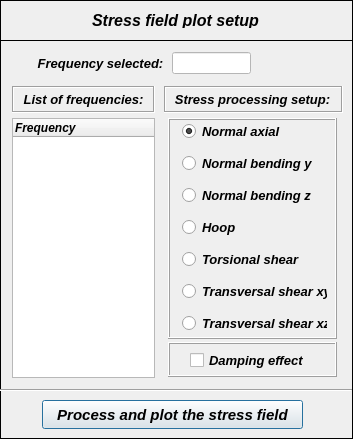
Qt form pulse/uix/user_input/ui/Plots/Results/Structural/plotStressFieldInput.ui (open-pulse/OpenPulse) before a commit.
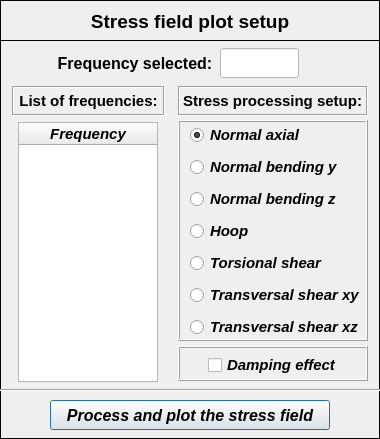
The same form after that commit. Icons and pictures are not drawn.

What changed in the file:
```diff
--- a/pulse/uix/user_input/ui/Plots/Results/Structural/plotStressFieldInput.ui
+++ b/pulse/uix/user_input/ui/Plots/Results/Structural/plotStressFieldInput.ui
@@ -9,7 +9,7 @@
    <rect>
     <x>0</x>
     <y>0</y>
-    <width>353</width>
+    <width>380</width>
     <height>439</height>
    </rect>
   </property>
@@ -21,14 +21,14 @@
   </property>
   <property name="minimumSize">
    <size>
-    <width>353</width>
+    <width>380</width>
     <height>439</height>
    </size>
   </property>
   <property name="maximumSize">
    <size>
-    <width>353</width>
-    <height>800</height>
+    <width>380</width>
+    <height>439</height>
    </size>
   </property>
   <property name="contextMenuPolicy">
@@ -49,7 +49,7 @@
     <rect>
      <x>0</x>
      <y>0</y>
-     <width>357</width>
+     <width>391</width>
      <height>445</height>
     </rect>
    </property>
@@ -63,7 +63,7 @@
      <rect>
       <x>0</x>
       <y>0</y>
-      <width>353</width>
+      <width>380</width>
       <height>41</height>
      </rect>
     </property>
@@ -79,18 +79,18 @@
     <widget class="QLabel" name="label">
      <property name="geometry">
       <rect>
-       <x>52</x>
-       <y>12</y>
-       <width>247</width>
-       <height>16</height>
+       <x>50</x>
+       <y>6</y>
+       <width>280</width>
+       <height>30</height>
       </rect>
      </property>
      <property name="font">
       <font>
        <family>Arial</family>
-       <pointsize>12</pointsize>
+       <pointsize>14</pointsize>
        <weight>75</weight>
-       <italic>true</italic>
+       <italic>false</italic>
        <bold>true</bold>
       </font>
      </property>
@@ -110,10 +110,22 @@
      <rect>
       <x>0</x>
       <y>40</y>
-      <width>353</width>
+      <width>380</width>
       <height>399</height>
      </rect>
     </property>
+    <property name="minimumSize">
+     <size>
+      <width>380</width>
+      <height>0</height>
+     </size>
+    </property>
+    <property name="maximumSize">
+     <size>
+      <width>380</width>
+      <height>16777215</height>
+     </size>
+    </property>
     <property name="frameShape">
      <enum>QFrame::Box</enum>
     </property>
@@ -123,16 +135,28 @@
     <widget class="QPushButton" name="pushButton_plot">
      <property name="geometry">
       <rect>
-       <x>42</x>
+       <x>50</x>
        <y>360</y>
-       <width>261</width>
-       <height>29</height>
+       <width>280</width>
+       <height>30</height>
       </rect>
      </property>
+     <property name="minimumSize">
+      <size>
+       <width>0</width>
+       <height>30</height>
+      </size>
+     </property>
+     <property name="maximumSize">
+      <size>
+       <width>16777215</width>
+       <height>30</height>
+      </size>
+     </property>
      <property name="font">
       <font>
        <family>Arial</family>
-       <pointsize>11</pointsize>
+       <pointsize>12</pointsize>
        <weight>75</weight>
        <italic>true</italic>
        <bold>true</bold>
@@ -145,18 +169,30 @@
     <widget class="QLabel" name="label_2">
      <property name="geometry">
       <rect>
-       <x>34</x>
-       <y>14</y>
-       <width>133</width>
-       <height>19</height>
+       <x>50</x>
+       <y>8</y>
+       <width>170</width>
+       <height>30</height>
       </rect>
      </property>
+     <property name="minimumSize">
+      <size>
+       <width>170</width>
+       <height>30</height>
+      </size>
+     </property>
+     <property name="maximumSize">
+      <size>
+       <width>170</width>
+       <height>30</height>
+      </size>
+     </property>
      <property name="font">
       <font>
        <family>Arial</family>
-       <pointsize>10</pointsize>
+       <pointsize>12</pointsize>
        <weight>75</weight>
-       <italic>true</italic>
+       <italic>false</italic>
        <bold>true</bold>
       </font>
      </property>
@@ -173,10 +209,10 @@
      </property>
      <property name="geometry">
       <rect>
-       <x>172</x>
-       <y>12</y>
+       <x>220</x>
+       <y>8</y>
        <width>79</width>
-       <height>22</height>
+       <height>30</height>
       </rect>
      </property>
      <property name="palette">
@@ -187,7 +223,7 @@
           <color alpha="255">
            <red>0</red>
            <green>0</green>
-           <blue>0</blue>
+           <blue>255</blue>
           </color>
          </brush>
         </colorrole>
@@ -214,7 +250,7 @@
           <color alpha="255">
            <red>0</red>
            <green>0</green>
-           <blue>0</blue>
+           <blue>255</blue>
           </color>
          </brush>
         </colorrole>
@@ -223,7 +259,7 @@
           <color alpha="255">
            <red>0</red>
            <green>0</green>
-           <blue>0</blue>
+           <blue>255</blue>
           </color>
          </brush>
         </colorrole>
@@ -252,7 +288,7 @@
           <color alpha="255">
            <red>0</red>
            <green>0</green>
-           <blue>0</blue>
+           <blue>255</blue>
           </color>
          </brush>
         </colorrole>
@@ -279,7 +315,7 @@
           <color alpha="255">
            <red>0</red>
            <green>0</green>
-           <blue>0</blue>
+           <blue>255</blue>
           </color>
          </brush>
         </colorrole>
@@ -288,7 +324,7 @@
           <color alpha="255">
            <red>0</red>
            <green>0</green>
-           <blue>0</blue>
+           <blue>255</blue>
           </color>
          </brush>
         </colorrole>
@@ -317,7 +353,7 @@
           <color alpha="255">
            <red>0</red>
            <green>0</green>
-           <blue>0</blue>
+           <blue>255</blue>
           </color>
          </brush>
         </colorrole>
@@ -344,7 +380,7 @@
           <color alpha="255">
            <red>0</red>
            <green>0</green>
-           <blue>0</blue>
+           <blue>255</blue>
           </color>
          </brush>
         </colorrole>
@@ -353,7 +389,7 @@
           <color alpha="255">
            <red>0</red>
            <green>0</green>
-           <blue>0</blue>
+           <blue>255</blue>
           </color>
          </brush>
         </colorrole>
@@ -381,14 +417,15 @@
      <property name="font">
       <font>
        <family>Arial</family>
-       <pointsize>10</pointsize>
+       <pointsize>11</pointsize>
        <weight>75</weight>
        <italic>true</italic>
        <bold>true</bold>
       </font>
      </property>
      <property name="styleSheet">
-      <string notr="true">background-color: rgb(255, 255, 255);</string>
+      <string notr="true">background-color: rgb(255, 255, 255);
+color: rgb(0, 0, 255);</string>
      </property>
      <property name="alignment">
       <set>Qt::AlignCenter</set>
@@ -399,10 +436,22 @@
       <rect>
        <x>12</x>
        <y>46</y>
-       <width>143</width>
-       <height>27</height>
+       <width>153</width>
+       <height>30</height>
       </rect>
      </property>
+     <property name="minimumSize">
+      <size>
+       <width>0</width>
+       <height>30</height>
+      </size>
+     </property>
+     <property name="maximumSize">
+      <size>
+       <width>16777215</width>
+       <height>30</height>
+      </size>
+     </property>
      <property name="frameShape">
       <enum>QFrame::Box</enum>
      </property>
@@ -415,18 +464,30 @@
      <widget class="QLabel" name="label_5">
       <property name="geometry">
        <rect>
-        <x>6</x>
-        <y>4</y>
-        <width>131</width>
-        <height>19</height>
+        <x>4</x>
+        <y>0</y>
+        <width>145</width>
+        <height>30</height>
        </rect>
       </property>
+      <property name="minimumSize">
+       <size>
+        <width>145</width>
+        <height>30</height>
+       </size>
+      </property>
+      <property name="maximumSize">
+       <size>
+        <width>145</width>
+        <height>30</height>
+       </size>
+      </property>
       <property name="font">
        <font>
         <family>Arial</family>
-        <pointsize>10</pointsize>
+        <pointsize>11</pointsize>
         <weight>75</weight>
-        <italic>true</italic>
+        <italic>false</italic>
         <bold>true</bold>
        </font>
       </property>
@@ -444,45 +505,60 @@
     <widget class="QTreeWidget" name="treeWidget_list_frequencies">
      <property name="geometry">
       <rect>
-       <x>12</x>
-       <y>78</y>
-       <width>143</width>
+       <x>18</x>
+       <y>82</y>
+       <width>140</width>
        <height>260</height>
       </rect>
      </property>
      <property name="minimumSize">
       <size>
-       <width>143</width>
+       <width>140</width>
        <height>260</height>
       </size>
      </property>
      <property name="maximumSize">
       <size>
-       <width>143</width>
+       <width>140</width>
        <height>260</height>
       </size>
      </property>
      <property name="font">
       <font>
        <family>Arial</family>
-       <pointsize>9</pointsize>
+       <pointsize>10</pointsize>
        <weight>75</weight>
        <italic>true</italic>
        <bold>true</bold>
       </font>
      </property>
+     <property name="indentation">
+      <number>0</number>
+     </property>
      <column>
       <property name="text">
        <string notr="true">Frequency</string>
       </property>
+      <property name="font">
+       <font>
+        <family>Arial</family>
+        <pointsize>11</pointsize>
+        <weight>75</weight>
+        <italic>true</italic>
+        <bold>true</bold>
+       </font>
+      </property>
+      <property name="textAlignment">
+       <set>AlignCenter</set>
+      </property>
      </column>
     </widget>
     <widget class="QFrame" name="frame_7">
      <property name="geometry">
       <rect>
-       <x>168</x>
-       <y>78</y>
-       <width>169</width>
+       <x>178</x>
+       <y>80</y>
+       <width>190</width>
        <height>221</height>
       </rect>
      </property>
@@ -495,9 +571,9 @@
      <widget class="QWidget" name="verticalLayoutWidget">
       <property name="geometry">
        <rect>
-        <x>14</x>
-        <y>4</y>
-        <width>153</width>
+        <x>12</x>
+        <y>6</y>
+        <width>172</width>
         <height>212</height>
        </rect>
       </property>
@@ -509,20 +585,20 @@
         <widget class="QRadioButton" name="radioButton_normal_axial">
          <property name="minimumSize">
           <size>
-           <width>145</width>
+           <width>170</width>
            <height>18</height>
           </size>
          </property>
          <property name="maximumSize">
           <size>
-           <width>145</width>
+           <width>170</width>
            <height>18</height>
           </size>
          </property>
          <property name="font">
           <font>
            <family>Arial</family>
-           <pointsize>10</pointsize>
+           <pointsize>11</pointsize>
            <weight>75</weight>
            <italic>true</italic>
            <bold>true</bold>
@@ -540,20 +616,20 @@
         <widget class="QRadioButton" name="radioButton_normal_bending_y">
          <property name="minimumSize">
           <size>
-           <width>145</width>
+           <width>170</width>
            <height>18</height>
           </size>
          </property>
          <property name="maximumSize">
           <size>
-           <width>145</width>
+           <width>170</width>
            <height>18</height>
           </size>
          </property>
          <property name="font">
           <font>
            <family>Arial</family>
-           <pointsize>10</pointsize>
+           <pointsize>11</pointsize>
            <weight>75</weight>
            <italic>true</italic>
            <bold>true</bold>
@@ -568,20 +644,20 @@
         <widget class="QRadioButton" name="radioButton_normal_bending_z">
          <property name="minimumSize">
           <size>
-           <width>145</width>
+           <width>170</width>
            <height>18</height>
           </size>
          </property>
          <property name="maximumSize">
           <size>
-           <width>145</width>
+           <width>170</width>
            <height>18</height>
           </size>
          </property>
          <property name="font">
           <font>
            <family>Arial</family>
-           <pointsize>10</pointsize>
+           <pointsize>11</pointsize>
            <weight>75</weight>
            <italic>true</italic>
            <bold>true</bold>
@@ -596,20 +672,20 @@
         <widget class="QRadioButton" name="radioButton_hoop">
          <property name="minimumSize">
           <size>
-           <width>145</width>
+           <width>170</width>
            <height>18</height>
           </size>
          </property>
          <property name="maximumSize">
           <size>
-           <width>145</width>
+           <width>170</width>
            <height>18</height>
           </size>
          </property>
          <property name="font">
           <font>
            <family>Arial</family>
-           <pointsize>10</pointsize>
+           <pointsize>11</pointsize>
            <weight>75</weight>
            <italic>true</italic>
            <bold>true</bold>
@@ -624,20 +700,20 @@
         <widget class="QRadioButton" name="radioButton_torsional_shear">
          <property name="minimumSize">
           <size>
-           <width>145</width>
+           <width>170</width>
            <height>18</height>
           </size>
          </property>
          <property name="maximumSize">
           <size>
-           <width>145</width>
+           <width>170</width>
            <height>18</height>
           </size>
          </property>
          <property name="font">
           <font>
            <family>Arial</family>
-           <pointsize>10</pointsize>
+           <pointsize>11</pointsize>
            <weight>75</weight>
            <italic>true</italic>
            <bold>true</bold>
@@ -652,20 +728,20 @@
         <widget class="QRadioButton" name="radioButton_transv_shear_xy">
          <property name="minimumSize">
           <size>
-           <width>145</width>
+           <width>170</width>
            <height>18</height>
           </size>
          </property>
          <property name="maximumSize">
           <size>
-           <width>145</width>
+           <width>170</width>
            <height>18</height>
           </size>
          </property>
          <property name="font">
           <font>
            <family>Arial</family>
-           <pointsize>10</pointsize>
+           <pointsize>11</pointsize>
            <weight>75</weight>
            <italic>true</italic>
            <bold>true</bold>
@@ -680,20 +756,20 @@
         <widget class="QRadioButton" name="radioButton_transv_shear_xz">
          <property name="minimumSize">
           <size>
-           <width>145</width>
+           <width>170</width>
            <height>18</height>
           </size>
          </property>
          <property name="maximumSize">
           <size>
-           <width>145</width>
+           <width>170</width>
            <height>18</height>
           </size>
          </property>
          <property name="font">
           <font>
            <family>Arial</family>
-           <pointsize>10</pointsize>
+           <pointsize>11</pointsize>
            <weight>75</weight>
            <italic>true</italic>
            <bold>true</bold>
@@ -710,9 +786,9 @@
     <widget class="QFrame" name="frame_6">
      <property name="geometry">
       <rect>
-       <x>168</x>
-       <y>302</y>
-       <width>169</width>
+       <x>178</x>
+       <y>306</y>
+       <width>190</width>
        <height>35</height>
       </rect>
      </property>
@@ -725,16 +801,28 @@
      <widget class="QCheckBox" name="checkBox_damping_effect">
       <property name="geometry">
        <rect>
-        <x>22</x>
-        <y>8</y>
-        <width>123</width>
-        <height>20</height>
+        <x>30</x>
+        <y>4</y>
+        <width>135</width>
+        <height>30</height>
        </rect>
       </property>
+      <property name="minimumSize">
+       <size>
+        <width>135</width>
+        <height>30</height>
+       </size>
+      </property>
+      <property name="maximumSize">
+       <size>
+        <width>135</width>
+        <height>30</height>
+       </size>
+      </property>
       <property name="font">
        <font>
         <family>Arial</family>
-        <pointsize>10</pointsize>
+        <pointsize>11</pointsize>
         <weight>75</weight>
         <italic>true</italic>
         <bold>true</bold>
@@ -751,12 +839,24 @@
     <widget class="QFrame" name="frame_3">
      <property name="geometry">
       <rect>
-       <x>164</x>
+       <x>178</x>
        <y>46</y>
-       <width>179</width>
-       <height>27</height>
+       <width>190</width>
+       <height>30</height>
       </rect>
      </property>
+     <property name="minimumSize">
+      <size>
+       <width>0</width>
+       <height>30</height>
+      </size>
+     </property>
+     <property name="maximumSize">
+      <size>
+       <width>16777215</width>
+       <height>30</height>
+      </size>
+     </property>
      <property name="frameShape">
       <enum>QFrame::Box</enum>
      </property>
@@ -770,17 +870,29 @@
       <property name="geometry">
        <rect>
         <x>2</x>
-        <y>4</y>
-        <width>173</width>
-        <height>19</height>
+        <y>0</y>
+        <width>185</width>
+        <height>30</height>
        </rect>
       </property>
+      <property name="minimumSize">
+       <size>
+        <width>185</width>
+        <height>30</height>
+       </size>
+      </property>
+      <property name="maximumSize">
+       <size>
+        <width>185</width>
+        <height>30</height>
+       </size>
+      </property>
       <property name="font">
        <font>
         <family>Arial</family>
-        <pointsize>10</pointsize>
+        <pointsize>11</pointsize>
         <weight>75</weight>
-        <italic>true</italic>
+        <italic>false</italic>
         <bold>true</bold>
        </font>
       </property>
@@ -800,7 +912,7 @@
       <rect>
        <x>-1</x>
        <y>342</y>
-       <width>353</width>
+       <width>382</width>
        <height>17</height>
       </rect>
      </property>
```
